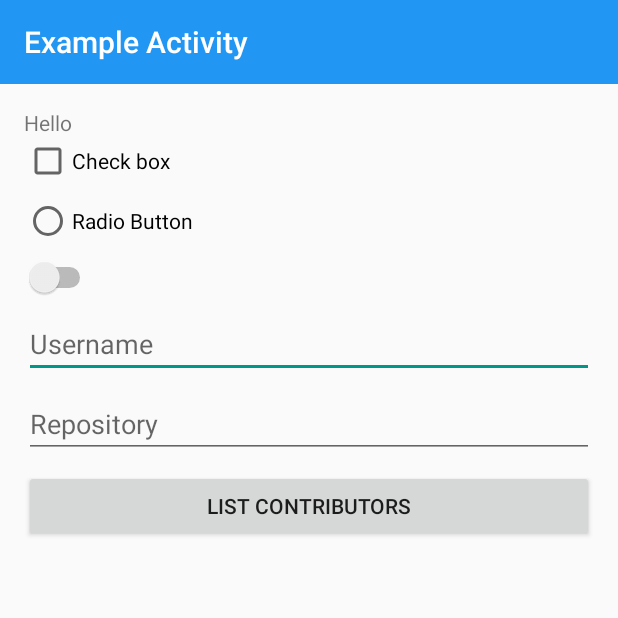
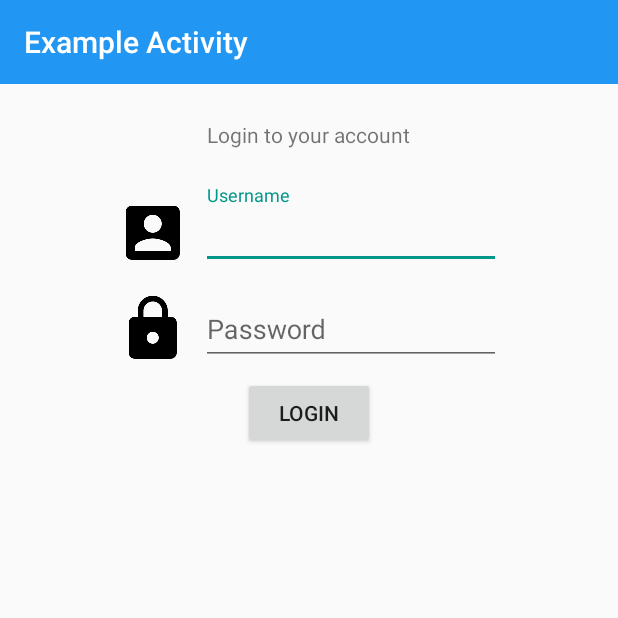
Before and after one commit to CoreProc/kitchen-material, an Android app: the screen it shows after launch (ExampleActivity before the commit, LoginActivity after it), on a phone screen of 412 x 824 dp, the top half of it. Run offline under Robolectric (Android 15) with nearby library versions, the phone set to English and light mode, and no system bars; our stand-ins replace ButterKnife; libraries missing offline, so code that uses them is left out: com.activeandroid; 1 statement that could not run was skipped.

Commit message:
added LoginActivity and layout

```diff
--- a/app/src/main/AndroidManifest.xml
+++ b/app/src/main/AndroidManifest.xml
@@ -38,7 +38,12 @@
         <activity
             android:name=".activities.ExampleActivity"
             android:label="@string/activity_title_example"
-            android:screenOrientation="portrait"></activity>
+            android:screenOrientation="portrait"/>
+
+        <activity
+            android:name=".activities.LoginActivity"
+            android:label="@string/activity_title_example"
+            android:screenOrientation="portrait"/>
 
     </application>
 
--- /dev/null
+++ b/app/src/main/java/ph/coreproc/android/kitchenmaterial/activities/LoginActivity.java
@@ -0,0 +1,39 @@
+package ph.coreproc.android.kitchenmaterial.activities;
+
+import android.os.Bundle;
+import android.widget.EditText;
+
+import butterknife.InjectView;
+import butterknife.OnClick;
+import ph.coreproc.android.kitchenmaterial.R;
+
+/**
+ * Created by johneris on 6/16/2015.
+ */
+public class LoginActivity extends BaseActivity {
+
+    @InjectView(R.id.etUsername)
+    EditText etUsername;
+
+    @InjectView(R.id.etPassword)
+    EditText etPassword;
+
+    @Override
+    protected void onCreate(Bundle savedInstanceState) {
+        super.onCreate(savedInstanceState);
+    }
+
+    @Override
+    protected int getLayoutResourceId() {
+        return R.layout.activity_login;
+    }
+
+    @OnClick(R.id.btnLogin)
+    private void login() {
+        String username = etUsername.getText().toString();
+        String password = etPassword.getText().toString();
+
+        // do your Http request here
+    }
+
+}
--- a/app/src/main/java/ph/coreproc/android/kitchenmaterial/activities/MainActivity.java
+++ b/app/src/main/java/ph/coreproc/android/kitchenmaterial/activities/MainActivity.java
@@ -14,7 +14,7 @@ public class MainActivity extends BaseActivity {
     protected void onCreate(Bundle savedInstanceState) {
         super.onCreate(savedInstanceState);
 
-        Intent intent = new Intent(mContext, ExampleActivity.class);
+        Intent intent = new Intent(mContext, LoginActivity.class);
         startActivity(intent);
     }
 
--- a/app/src/main/java/ph/coreproc/android/kitchenmaterial/rest/ApiService.java
+++ b/app/src/main/java/ph/coreproc/android/kitchenmaterial/rest/ApiService.java
@@ -5,7 +5,6 @@ import java.util.List;
 import ph.coreproc.android.kitchenmaterial.models.Contributor;
 import retrofit.Callback;
 import retrofit.http.GET;
-import retrofit.http.PUT;
 import retrofit.http.Path;
 
 /**
--- a/app/src/main/res/layout/activity_example.xml
+++ b/app/src/main/res/layout/activity_example.xml
@@ -4,7 +4,7 @@
     android:layout_height="match_parent"
     android:orientation="vertical">
 
-    <include layout="@layout/toolbar"></include>
+    <include layout="@layout/include_toolbar"/>
 
     <LinearLayout
         android:layout_width="match_parent"
--- /dev/null
+++ b/app/src/main/res/layout/activity_login.xml
@@ -0,0 +1,83 @@
+<?xml version="1.0" encoding="utf-8"?>
+<LinearLayout xmlns:android="http://schemas.android.com/apk/res/android"
+    android:layout_width="match_parent"
+    android:layout_height="match_parent"
+    android:orientation="vertical">
+
+    <include layout="@layout/include_toolbar" />
+
+    <TextView
+        android:layout_width="wrap_content"
+        android:layout_height="wrap_content"
+        android:layout_gravity="center_horizontal"
+        android:layout_marginBottom="@dimen/spacing_large"
+        android:layout_marginTop="@dimen/spacing_large"
+        android:text="Login to your account" />
+
+    <LinearLayout
+        android:layout_width="match_parent"
+        android:layout_height="wrap_content"
+        android:layout_marginBottom="@dimen/spacing_small"
+        android:gravity="center_horizontal"
+        android:orientation="horizontal">
+
+        <ImageView
+            android:id="@+id/ivIconUsername"
+            android:layout_width="wrap_content"
+            android:layout_height="48dp"
+            android:layout_marginRight="@dimen/spacing_small"
+            android:layout_marginTop="@dimen/spacing_small"
+            android:src="@drawable/ic_account_box_black_48dp" />
+
+        <android.support.design.widget.TextInputLayout
+            android:id="@+id/textInputLayoutUser"
+            android:layout_width="200dp"
+            android:layout_height="wrap_content">
+
+            <EditText
+                android:id="@+id/etUsername"
+                android:layout_width="match_parent"
+                android:layout_height="wrap_content"
+                android:hint="Username"
+                android:inputType="text" />
+        </android.support.design.widget.TextInputLayout>
+
+    </LinearLayout>
+
+
+    <LinearLayout
+        android:layout_width="match_parent"
+        android:layout_height="wrap_content"
+        android:layout_marginBottom="@dimen/spacing_small"
+        android:gravity="center_horizontal"
+        android:orientation="horizontal">
+
+        <ImageView
+            android:layout_width="wrap_content"
+            android:layout_height="48dp"
+            android:layout_marginRight="@dimen/spacing_small"
+            android:layout_marginTop="@dimen/spacing_small"
+            android:src="@drawable/ic_lock_black_48dp" />
+
+        <android.support.design.widget.TextInputLayout
+            android:layout_width="200dp"
+            android:layout_height="wrap_content">
+
+            <EditText
+                android:id="@+id/etPassword"
+                android:layout_width="match_parent"
+                android:layout_height="wrap_content"
+                android:hint="Password"
+                android:inputType="textPassword" />
+        </android.support.design.widget.TextInputLayout>
+
+    </LinearLayout>
+
+    <Button
+        android:id="@+id/btnLogin"
+        android:layout_width="wrap_content"
+        android:layout_height="wrap_content"
+        android:layout_gravity="center_horizontal"
+        android:text="Login" />
+
+</LinearLayout>
--- a/app/src/main/res/layout/activity_main.xml
+++ b/app/src/main/res/layout/activity_main.xml
@@ -4,6 +4,6 @@
     android:layout_height="match_parent"
     android:orientation="vertical">
 
-    <include layout="@layout/toolbar"></include>
+    <include layout="@layout/include_toolbar"/>
 
 </LinearLayout>
```
Also changed, not shown: app/src/main/res/layout/include_toolbar.xml (renamed from app/src/main/res/layout/toolbar.xml).
